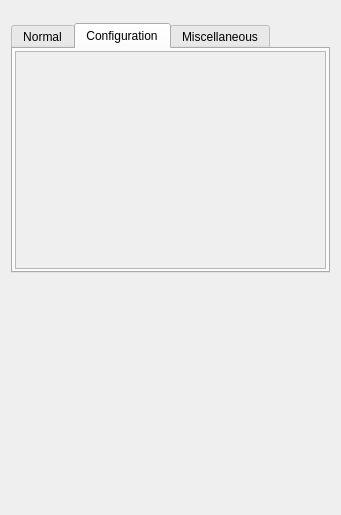
Above: typhos/ui/PositionerBase.detailed.ui from pcdshub/typhos before the change. Below: the same form after it.
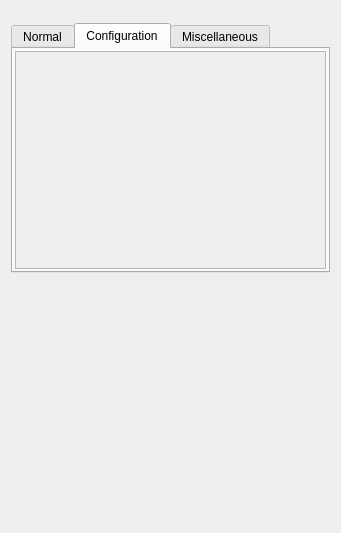
That is the form after the change. The open tabs and pages were chosen to show the change. Custom widgets are drawn as their Qt base class.

The edit to the form file:
```diff
--- a/typhos/ui/PositionerBase.detailed.ui
+++ b/typhos/ui/PositionerBase.detailed.ui
@@ -7,7 +7,7 @@
     <x>0</x>
     <y>0</y>
     <width>341</width>
-    <height>515</height>
+    <height>533</height>
    </rect>
   </property>
   <property name="sizePolicy">
```
Left out of the diff: 8 changed lines with no effect on the pictures.
